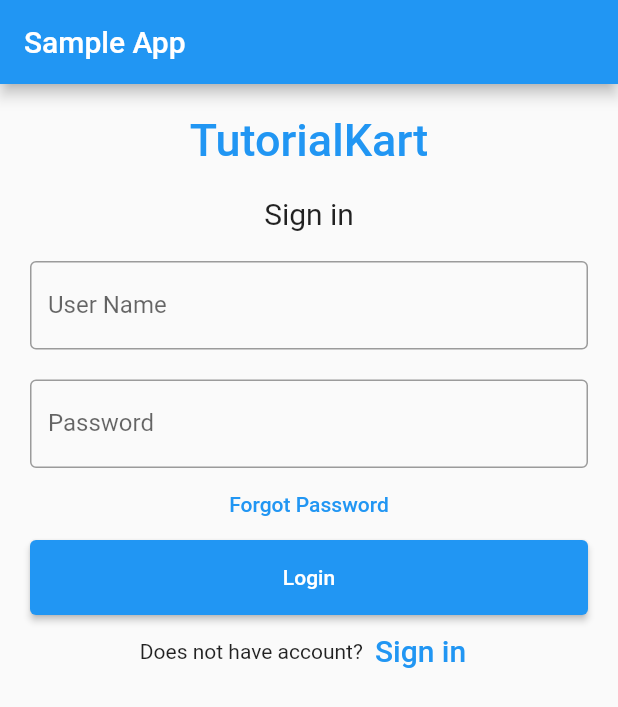
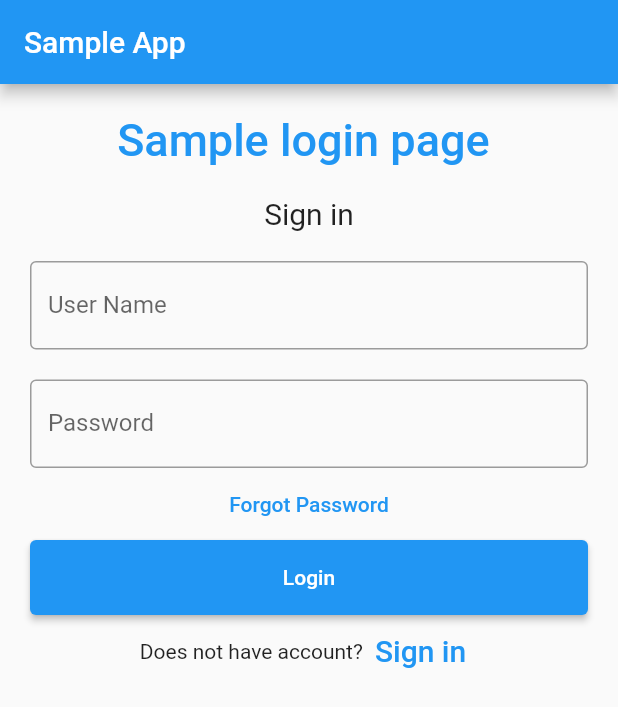
Before and after one commit to sriramsowmithri9807/flutter-login_page_samplee, a Flutter app: the screen it shows after launch, on a phone screen of 412 x 824 dp. Shown: the top 707 px of the screen. Run offline on Flutter 3.47's test engine with Material 2 defaults, Android fonts, the phone set to English and light mode, and no system bars.

Commit message:
maindart changed

```diff
--- a/lib/main.dart
+++ b/lib/main.dart
@@ -40,7 +40,7 @@ class _MyStatefulWidgetState extends State<MyStatefulWidget> {
                 alignment: Alignment.center,
                 padding: const EdgeInsets.all(10),
                 child: const Text(
-                  'TutorialKart',
+                  'Sample login page ',
                   style: TextStyle(
                       color: Colors.blue,
                       fontWeight: FontWeight.w500,
```
